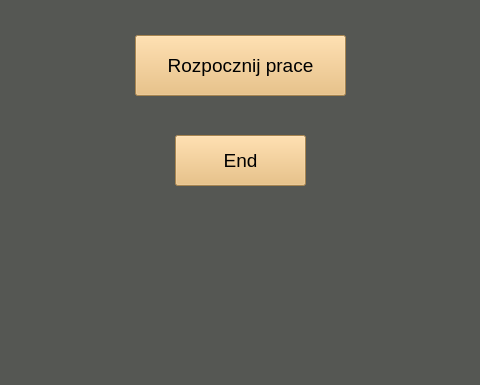
This is MainWindow.ui in vatrasar/makeBreak as Qt 5 draws it before an edit; both pictures show x 175 to 655 and y 215 to 600 of the 800 by 600 pixel window. The edited form follows.
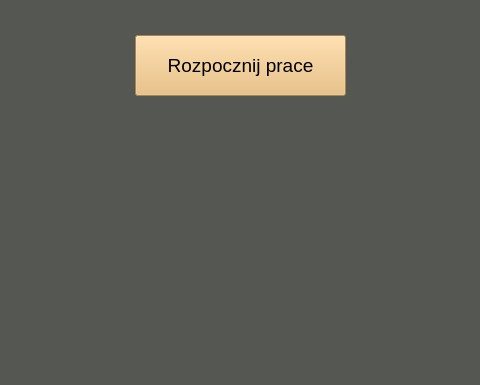
This is the edited form.

Diff of the .ui file:
```diff
--- a/MainWindow.ui
+++ b/MainWindow.ui
@@ -38,19 +38,6 @@
    <property name="autoFillBackground">
     <bool>false</bool>
    </property>
-   <widget class="QPushButton" name="end">
-    <property name="geometry">
-     <rect>
-      <x>350</x>
-      <y>350</y>
-      <width>131</width>
-      <height>51</height>
-     </rect>
-    </property>
-    <property name="text">
-     <string>End</string>
-    </property>
-   </widget>
    <widget class="QPushButton" name="btnStartWork">
     <property name="geometry">
      <rect>
```
